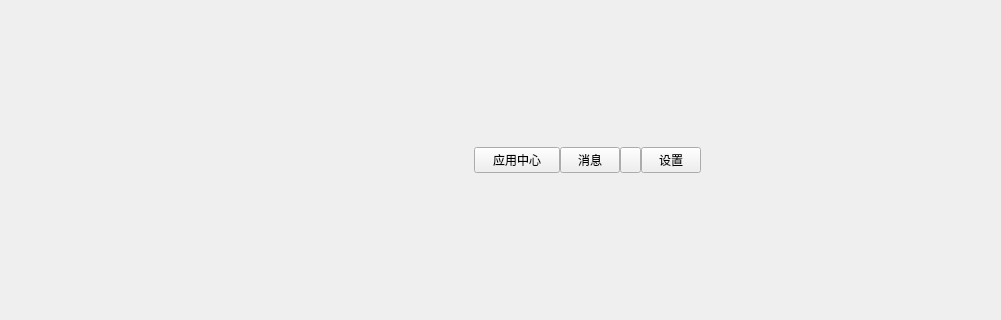
Above: src/ZcloudDesk/ZcloudDesk.ui from gispda/ZcloudDesk before the change; both pictures show x 0 to 1001 and y 185 to 505 of the 1329 by 752 pixel window. Below: the same form after it.
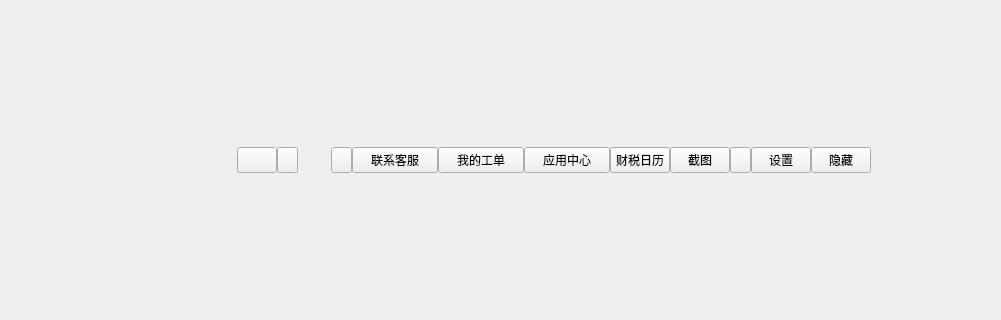
That is the form after the change. Icons and pictures are not drawn. Custom widgets are drawn as their Qt base class.

Patch:
```diff
--- a/src/ZcloudDesk/ZcloudDesk.ui
+++ b/src/ZcloudDesk/ZcloudDesk.ui
@@ -23,9 +23,9 @@
    <widget class="EdgeToHide" name="ZcloudTopWidget" native="true">
     <property name="geometry">
      <rect>
-      <x>310</x>
+      <x>30</x>
       <y>330</y>
-      <width>391</width>
+      <width>841</width>
       <height>30</height>
      </rect>
     </property>
@@ -80,6 +80,77 @@
        </property>
       </spacer>
      </item>
+     <item>
+      <widget class="QPushButton" name="usernameButton">
+       <property name="sizePolicy">
+        <sizepolicy hsizetype="Fixed" vsizetype="Fixed">
+         <horstretch>0</horstretch>
+         <verstretch>0</verstretch>
+        </sizepolicy>
+       </property>
+       <property name="minimumSize">
+        <size>
+         <width>0</width>
+         <height>26</height>
+        </size>
+       </property>
+       <property name="maximumSize">
+        <size>
+         <width>160</width>
+         <height>26</height>
+        </size>
+       </property>
+       <property name="styleSheet">
+        <string notr="true">QPushButton{border-image: url(:/ZcloudDesk/image/bg_transparent.png);color: rgb(255, 255, 255);
+font: 12px &quot;微软雅黑&quot;;}
+QPushButton:hover{border-image: url(:/ZcloudDesk/image/bg_transparent_hover.png);color: rgb(255, 255, 255);
+font: 12px &quot;微软雅黑&quot;}
+QPushButton:pressed{border-image: url(:/ZcloudDesk/image/bg_transparent_pre.png);color: rgb(255, 255, 255);
+font: 12px &quot;微软雅黑&quot;};</string>
+       </property>
+       <property name="text">
+        <string/>
+       </property>
+       <property name="icon">
+        <iconset resource="ZcloudDesk.qrc">
+         <normaloff>:/ZcloudDesk/image/icon_yyzx.png</normaloff>:/ZcloudDesk/image/icon_yyzx.png</iconset>
+       </property>
+       <property name="iconSize">
+        <size>
+         <width>14</width>
+         <height>26</height>
+        </size>
+       </property>
+      </widget>
+     </item>
+     <item>
+      <widget class="QPushButton" name="spaceButtonName">
+       <property name="sizePolicy">
+        <sizepolicy hsizetype="Fixed" vsizetype="Fixed">
+         <horstretch>0</horstretch>
+         <verstretch>0</verstretch>
+        </sizepolicy>
+       </property>
+       <property name="minimumSize">
+        <size>
+         <width>21</width>
+         <height>26</height>
+        </size>
+       </property>
+       <property name="maximumSize">
+        <size>
+         <width>21</width>
+         <height>26</height>
+        </size>
+       </property>
+       <property name="styleSheet">
+        <string notr="true">border-image: url(:/ZcloudDesk/image/line.png);</string>
+       </property>
+       <property name="text">
+        <string/>
+       </property>
+      </widget>
+     </item>
      <item>
       <widget class="LabelEx" name="labelAvatar">
        <property name="sizePolicy">
@@ -145,6 +216,120 @@
        </property>
       </widget>
      </item>
+     <item>
+      <widget class="QPushButton" name="spaceButton_2">
+       <property name="sizePolicy">
+        <sizepolicy hsizetype="Fixed" vsizetype="Fixed">
+         <horstretch>0</horstretch>
+         <verstretch>0</verstretch>
+        </sizepolicy>
+       </property>
+       <property name="minimumSize">
+        <size>
+         <width>21</width>
+         <height>26</height>
+        </size>
+       </property>
+       <property name="maximumSize">
+        <size>
+         <width>21</width>
+         <height>26</height>
+        </size>
+       </property>
+       <property name="styleSheet">
+        <string notr="true">border-image: url(:/ZcloudDesk/image/line.png);</string>
+       </property>
+       <property name="text">
+        <string/>
+       </property>
+      </widget>
+     </item>
+     <item>
+      <widget class="QPushButton" name="customServiceButton">
+       <property name="sizePolicy">
+        <sizepolicy hsizetype="Fixed" vsizetype="Fixed">
+         <horstretch>0</horstretch>
+         <verstretch>0</verstretch>
+        </sizepolicy>
+       </property>
+       <property name="minimumSize">
+        <size>
+         <width>86</width>
+         <height>26</height>
+        </size>
+       </property>
+       <property name="maximumSize">
+        <size>
+         <width>86</width>
+         <height>26</height>
+        </size>
+       </property>
+       <property name="styleSheet">
+        <string notr="true">QPushButton{border-image: url(:/ZcloudDesk/image/bg_transparent.png);color: rgb(255, 255, 255);
+font: 12px &quot;微软雅黑&quot;;}
+QPushButton:hover{border-image: url(:/ZcloudDesk/image/bg_transparent_hover.png);color: rgb(255, 255, 255);
+font: 12px &quot;微软雅黑&quot;}
+QPushButton:pressed{border-image: url(:/ZcloudDesk/image/bg_transparent_pre.png);color: rgb(255, 255, 255);
+font: 12px &quot;微软雅黑&quot;};</string>
+       </property>
+       <property name="text">
+        <string>联系客服</string>
+       </property>
+       <property name="icon">
+        <iconset resource="ZcloudDesk.qrc">
+         <normaloff>:/ZcloudDesk/image/icon_yyzx.png</normaloff>:/ZcloudDesk/image/icon_yyzx.png</iconset>
+       </property>
+       <property name="iconSize">
+        <size>
+         <width>14</width>
+         <height>26</height>
+        </size>
+       </property>
+      </widget>
+     </item>
+     <item>
+      <widget class="QPushButton" name="billListButton">
+       <property name="sizePolicy">
+        <sizepolicy hsizetype="Fixed" vsizetype="Fixed">
+         <horstretch>0</horstretch>
+         <verstretch>0</verstretch>
+        </sizepolicy>
+       </property>
+       <property name="minimumSize">
+        <size>
+         <width>86</width>
+         <height>26</height>
+        </size>
+       </property>
+       <property name="maximumSize">
+        <size>
+         <width>86</width>
+         <height>26</height>
+        </size>
+       </property>
+       <property name="styleSheet">
+        <string notr="true">QPushButton{border-image: url(:/ZcloudDesk/image/bg_transparent.png);color: rgb(255, 255, 255);
+font: 12px &quot;微软雅黑&quot;;}
+QPushButton:hover{border-image: url(:/ZcloudDesk/image/bg_transparent_hover.png);color: rgb(255, 255, 255);
+font: 12px &quot;微软雅黑&quot;}
+QPushButton:pressed{border-image: url(:/ZcloudDesk/image/bg_transparent_pre.png);color: rgb(255, 255, 255);
+font: 12px &quot;微软雅黑&quot;};</string>
+       </property>
+       <property name="text">
+        <string>我的工单</string>
+       </property>
+       <property name="icon">
+        <iconset resource="ZcloudDesk.qrc">
+         <normaloff>:/ZcloudDesk/image/icon_yyzx.png</normaloff>:/ZcloudDesk/image/icon_yyzx.png</iconset>
+       </property>
+       <property name="iconSize">
+        <size>
+         <width>14</width>
+         <height>26</height>
+        </size>
+       </property>
+      </widget>
+     </item>
      <item>
       <widget class="QPushButton" name="appButton">
        <property name="sizePolicy">
@@ -189,7 +374,7 @@
       </widget>
      </item>
      <item>
-      <widget class="ZAppMenuButton" name="msgButton">
+      <widget class="QPushButton" name="calendarButton">
        <property name="sizePolicy">
         <sizepolicy hsizetype="Fixed" vsizetype="Fixed">
          <horstretch>0</horstretch>
@@ -217,11 +402,46 @@
 font: 12px &quot;微软雅黑&quot;};</string>
        </property>
        <property name="text">
-        <string>消息</string>
+        <string>财税日历</string>
        </property>
-       <property name="icon">
-        <iconset resource="ZcloudDesk.qrc">
-         <normaloff>:/ZcloudDesk/image/icon_xxzx.png</normaloff>:/ZcloudDesk/image/icon_xxzx.png</iconset>
+       <property name="iconSize">
+        <size>
+         <width>14</width>
+         <height>26</height>
+        </size>
+       </property>
+      </widget>
+     </item>
+     <item>
+      <widget class="QPushButton" name="screenShootButton">
+       <property name="sizePolicy">
+        <sizepolicy hsizetype="Fixed" vsizetype="Fixed">
+         <horstretch>0</horstretch>
+         <verstretch>0</verstretch>
+        </sizepolicy>
+       </property>
+       <property name="minimumSize">
+        <size>
+         <width>60</width>
+         <height>26</height>
+        </size>
+       </property>
+       <property name="maximumSize">
+        <size>
+         <width>60</width>
+         <height>26</height>
+        </size>
+       </property>
+       <property name="styleSheet">
+        <string notr="true">QPushButton{border-image: url(:/ZcloudDesk/image/bg_transparent.png);color: rgb(255, 255, 255);
+font: 12px &quot;微软雅黑&quot;;}
+QPushButton:hover{border-image: url(:/ZcloudDesk/image/bg_transparent_hover.png);color: rgb(255, 255, 255);
+font: 12px &quot;微软雅黑&quot;}
+QPushButton:pressed{border-image: url(:/ZcloudDesk/image/bg_transparent_pre.png);color: rgb(255, 255, 255);
+font: 12px &quot;微软雅黑&quot;};</string>
+       </property>
+       <property name="text">
+        <string>截图</string>
        </property>
        <property name="iconSize">
         <size>
@@ -302,6 +522,45 @@
        </property>
       </widget>
      </item>
+     <item>
+      <widget class="QPushButton" name="hideButton">
+       <property name="sizePolicy">
+        <sizepolicy hsizetype="Fixed" vsizetype="Fixed">
+         <horstretch>0</horstretch>
+         <verstretch>0</verstretch>
+        </sizepolicy>
+       </property>
+       <property name="minimumSize">
+        <size>
+         <width>60</width>
+         <height>26</height>
+        </size>
+       </property>
+       <property name="maximumSize">
+        <size>
+         <width>60</width>
+         <height>26</height>
+        </size>
+       </property>
+       <property name="styleSheet">
+        <string notr="true">QPushButton{border-image: url(:/ZcloudDesk/image/bg_transparent.png);color: rgb(255, 255, 255);
+font: 12px &quot;微软雅黑&quot;;}
+QPushButton:hover{border-image: url(:/ZcloudDesk/image/bg_transparent_hover.png);color: rgb(255, 255, 255);
+font: 12px &quot;微软雅黑&quot;}
+QPushButton:pressed{border-image: url(:/ZcloudDesk/image/bg_transparent_pre.png);color: rgb(255, 255, 255);
+font: 12px &quot;微软雅黑&quot;};</string>
+       </property>
+       <property name="text">
+        <string>隐藏</string>
+       </property>
+       <property name="iconSize">
+        <size>
+         <width>15</width>
+         <height>26</height>
+        </size>
+       </property>
+      </widget>
+     </item>
     </layout>
    </widget>
   </widget>
@@ -319,11 +578,6 @@
    <header>EdgeToHide.h</header>
    <container>1</container>
   </customwidget>
-  <customwidget>
-   <class>ZAppMenuButton</class>
-   <extends>QPushButton</extends>
-   <header location="global">zappmenubutton.h</header>
-  </customwidget>
  </customwidgets>
  <resources>
   <include location="ZcloudDesk.qrc"/>
```
